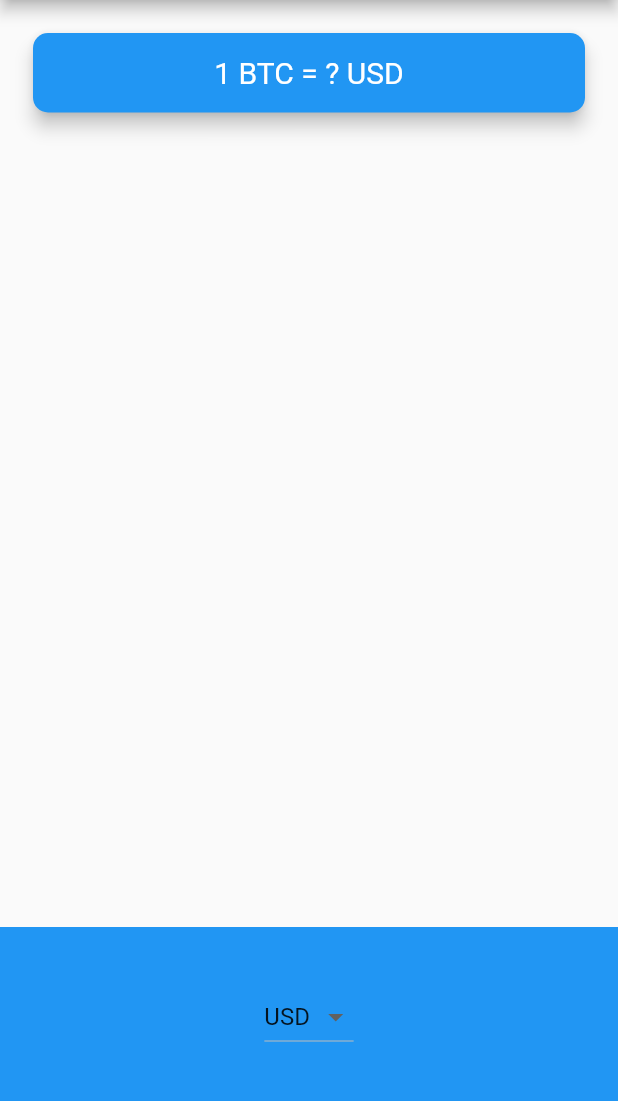
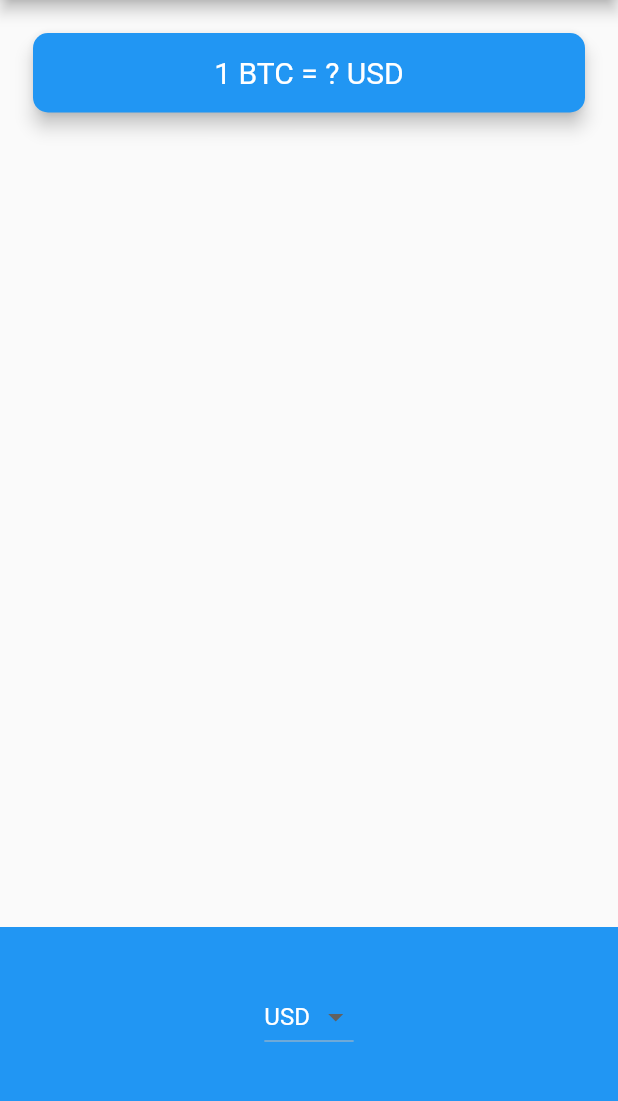
Before and after one commit to cagriaktpe/bitcoin-ticker, a Flutter app: the screen it shows after launch, on a phone screen of 412 x 824 dp, the part 84-1185 px from its top. Run offline on Flutter 3.47's test engine with Material 2 defaults, Android fonts, the phone set to English and light mode, and no system bars.

Commit message:
Update price_screen.dart

```diff
--- a/lib/price_screen.dart
+++ b/lib/price_screen.dart
@@ -19,7 +19,10 @@ class _PriceScreenState extends State<PriceScreen> {
     List<DropdownMenuItem<String>> dropdownItems = [];
     for (String currency in currenciesList) {
       var newItem = DropdownMenuItem(
-          child: Text(currency),
+          child: Text(
+              currency,
+              style: TextStyle(color: Colors.white),
+          ),
           value: currency,
       );
       dropdownItems.add(newItem);
@@ -39,7 +42,10 @@ class _PriceScreenState extends State<PriceScreen> {
   CupertinoPicker iOSPicker() {
     List<Text> pickerItems = [];
     for (String currency in currenciesList) {
-      var newItem = Text(currency);
+      var newItem = Text(
+          currency,
+          style: TextStyle(color: Colors.white),
+      );
       pickerItems.add(newItem);
     }
 
```
